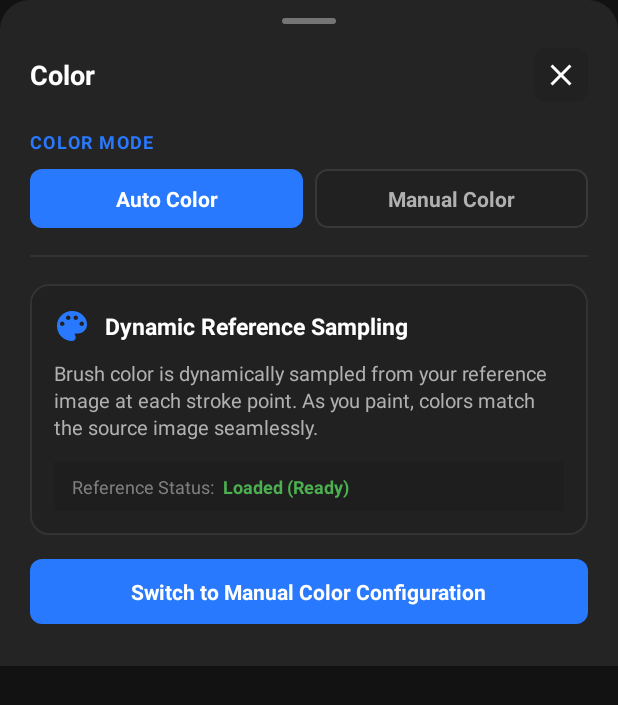
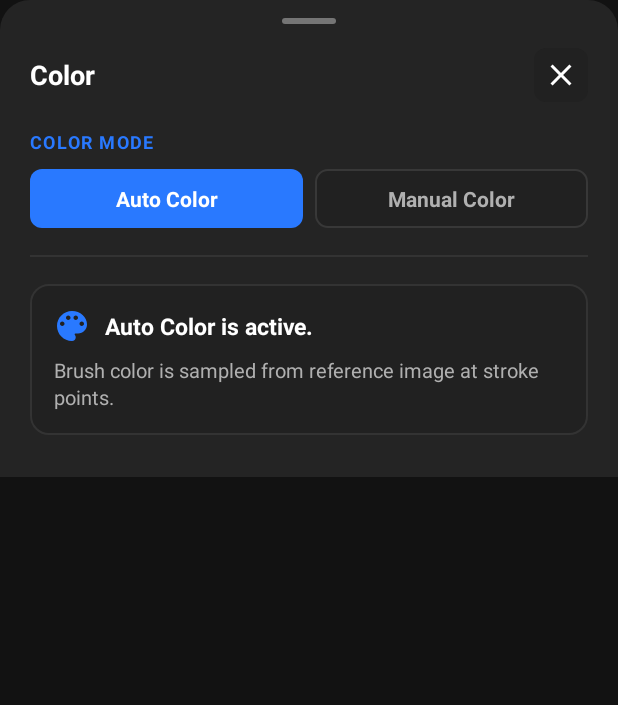
Before and after one commit to wolfgangmeyers/smartdraw-android, an Android app: the layout modal_color_settings.xml on its own in the app's theme, with its tools: preview values and no code run, on a phone screen of 412 x 824 dp. Shown: the top 705 px of the screen. Run offline under Robolectric (Android 15) with nearby library versions, the phone set to English and light mode, and no system bars.

Commit message:
Simplify color selection architecture and fix eyedropper drag throttling

```diff
--- a/app/src/main/java/com/smartdraw/ToolSettingsBottomSheet.kt
+++ b/app/src/main/java/com/smartdraw/ToolSettingsBottomSheet.kt
@@ -22,7 +22,6 @@ class ToolSettingsBottomSheet : BottomSheetDialogFragment() {
     }
 
     var listener: Listener? = null
-    var drawView: SmartDrawView? = null
     var currentTool: SmartDrawView.ToolMode = SmartDrawView.ToolMode.PENCIL
     var currentBrushRadius: Float = 16.0f
     var currentBrushOpacity: Float = 1.0f
--- a/app/src/main/res/layout/modal_color_settings.xml
+++ b/app/src/main/res/layout/modal_color_settings.xml
@@ -125,15 +125,14 @@
                 android:layout_height="wrap_content"
                 android:orientation="vertical"
                 android:background="@drawable/bg_tool_card_inactive"
-                android:padding="16dp"
-                android:layout_marginBottom="16dp">
+                android:padding="16dp">
 
                 <LinearLayout
                     android:layout_width="match_parent"
                     android:layout_height="wrap_content"
                     android:orientation="horizontal"
                     android:gravity="center_vertical"
-                    android:layout_marginBottom="10dp">
+                    android:layout_marginBottom="8dp">
 
                     <ImageView
                         android:layout_width="24dp"
@@ -146,7 +145,7 @@
                     <TextView
                         android:layout_width="wrap_content"
                         android:layout_height="wrap_content"
-                        android:text="Dynamic Reference Sampling"
+                        android:text="Auto Color is active."
                         android:textColor="#FFFFFF"
                         android:textSize="15sp"
                         android:textStyle="bold" />
@@ -156,66 +155,10 @@
                 <TextView
                     android:layout_width="wrap_content"
                     android:layout_height="wrap_content"
-                    android:text="Brush color is dynamically sampled from your reference image at each stroke point. As you paint, colors match the source image seamlessly."
+                    android:text="Brush color is sampled from reference image at stroke points."
                     android:textColor="#B0B0B0"
                     android:textSize="13sp"
-                    android:lineSpacingExtra="2dp"
-                    android:layout_marginBottom="14dp" />
-
-                <!-- Reference Status -->
-                <LinearLayout
-                    android:layout_width="match_parent"
-                    android:layout_height="wrap_content"
-                    android:orientation="horizontal"
-                    android:gravity="center_vertical"
-                    android:background="#1E1E1E"
-                    android:paddingStart="12dp"
-                    android:paddingEnd="12dp"
-                    android:paddingTop="8dp"
-                    android:paddingBottom="8dp">
-
-                    <TextView
-                        android:layout_width="wrap_content"
-                        android:layout_height="wrap_content"
-                        android:text="Reference Status:"
-                        android:textColor="#808080"
-                        android:textSize="12sp"
-                        android:layout_marginEnd="6dp" />
-
-                    <TextView
-                        android:id="@+id/textReferenceStatus"
-                        android:layout_width="0dp"
-                        android:layout_height="wrap_content"
-                        android:layout_weight="1"
-                        android:text="Loaded (Ready)"
-                        android:textColor="#4CAF50"
-                        android:textSize="12sp"
-                        android:textStyle="bold" />
-
-                </LinearLayout>
-
-            </LinearLayout>
-
-            <!-- Quick switch button inside auto color info -->
-            <LinearLayout
-                android:id="@+id/btnSwitchToManual"
-                android:layout_width="match_parent"
-                android:layout_height="wrap_content"
-                android:background="@drawable/bg_tool_button_active"
-                android:orientation="horizontal"
-                android:gravity="center"
-                android:paddingTop="12dp"
-                android:paddingBottom="12dp"
-                android:clickable="true"
-                android:focusable="true">
-
-                <TextView
-                    android:layout_width="wrap_content"
-                    android:layout_height="wrap_content"
-                    android:text="Switch to Manual Color Configuration"
-                    android:textColor="#FFFFFF"
-                    android:textSize="14sp"
-                    android:textStyle="bold" />
+                    android:lineSpacingExtra="2dp" />
 
             </LinearLayout>
 
```
Also changed, not shown: app/src/main/java/com/smartdraw/ColorSettingsBottomSheet.kt (+1 -22 lines), app/src/main/java/com/smartdraw/MainActivity.kt (+1 -12 lines), app/src/main/java/com/smartdraw/SmartDrawView.kt (+29 -5 lines), 1 other file.
